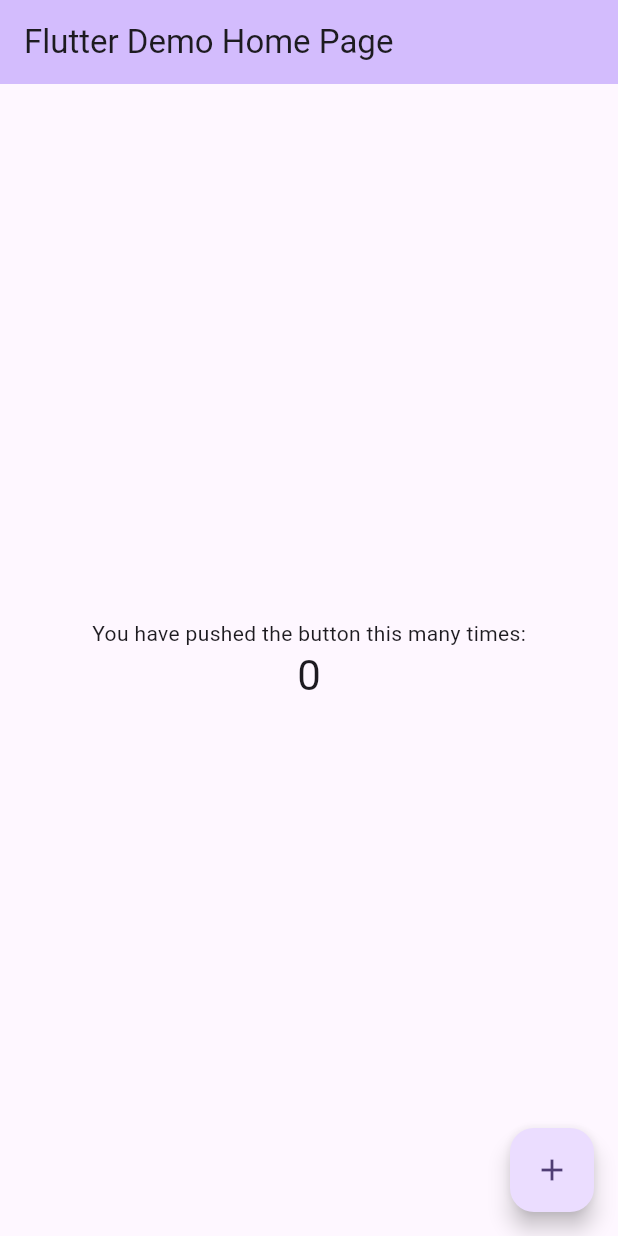
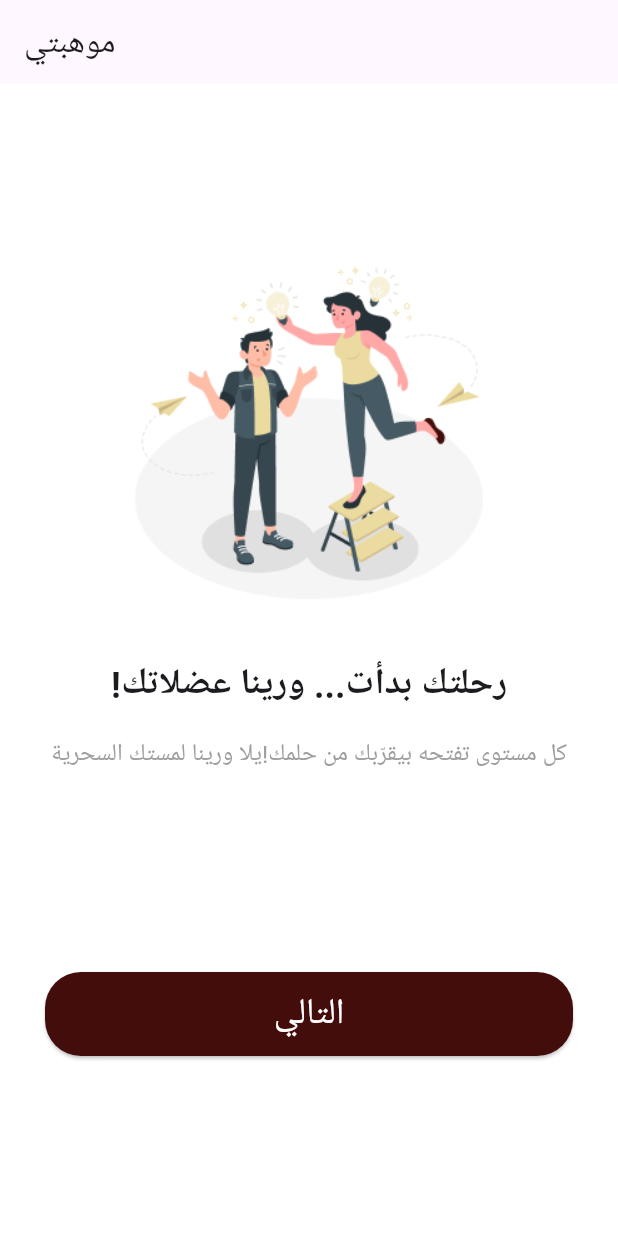
Before and after one commit to MohamedOsama012/mawhibty, a Flutter app: the screen it shows after launch, on a phone screen of 412 x 824 dp. Run offline on Flutter 3.47's test engine with Material 3 defaults, Android fonts, the phone set to English and light mode, and no system bars; our stand-ins replace flutter_bloc.

Commit message:
onboarding and splash

```diff
--- /dev/null
+++ b/lib/constants/colors.dart
@@ -0,0 +1,5 @@
+import 'package:flutter/material.dart';
+
+const Color primaryColor = Color.fromRGBO(67, 13, 11, 1);
+const Color secondaryColor = Color.fromRGBO(235, 219, 160, 1);
+const Color secondaryTextColor = Color.fromRGBO(86, 86, 86, 1);
--- /dev/null
+++ b/lib/controllers/cubit/onboarding_cubit.dart
@@ -0,0 +1,33 @@
+import 'package:flutter_bloc/flutter_bloc.dart';
+import 'package:mawhibty/controllers/states/onboarding_states.dart';
+
+class OnboardingCubit extends Cubit<OnboardingStates> {
+  OnboardingCubit() : super(OnboardingInitial());
+
+  static OnboardingCubit get(context) => BlocProvider.of(context);
+
+  int currentPage = 0;
+
+  final List<Map<String, String>> onboardingData = [
+    {
+      'image': 'assets/images/onboarding1.jpg',
+      'title': '!رحلتك بدأت... ورينا عضلاتك',
+      'desc': 'كل مستوى تفتحه بيقرّبك من حلمك!يلا ورينا لمستك السحرية'
+    },
+    {
+      'image': 'assets/images/onboarding2.jpg',
+      'title': '!المهارة مش كلام... إثبتها',
+      'desc': 'صور نفسك، ارفع الفيديو، وخلي الكورة تتكلم عنك',
+    },
+    {
+      'image': 'assets/images/onboarding3.jpg',
+      'title': '!ليفل جديد؟ نجمة جديدة؟ يلا بينا',
+      'desc': 'كل ما تكمّل مهمة، تكسب نجمة… وسكة الاحتراف بتقرب',
+    }
+  ];
+
+  void changePage(int index) {
+    currentPage = index;
+    emit(OnboardingChangeIndexState());
+  }
+}
--- /dev/null
+++ b/lib/controllers/states/onboarding_states.dart
@@ -0,0 +1,5 @@
+abstract class OnboardingStates {}
+
+class OnboardingInitial extends OnboardingStates {}
+
+class OnboardingChangeIndexState extends OnboardingStates {}
--- a/lib/main.dart
+++ b/lib/main.dart
@@ -1,4 +1,6 @@
 import 'package:flutter/material.dart';
+import 'package:mawhibty/constants/colors.dart';
+import 'package:mawhibty/views/start/splash_screen.dart';
 
 void main() {
   runApp(const MyApp());
@@ -13,113 +15,10 @@ class MyApp extends StatelessWidget {
     return MaterialApp(
       title: 'Flutter Demo',
       theme: ThemeData(
-        // This is the theme of your application.
-        //
-        // TRY THIS: Try running your application with "flutter run". You'll see
-        // the application has a purple toolbar. Then, without quitting the app,
-        // try changing the seedColor in the colorScheme below to Colors.green
-        // and then invoke "hot reload" (save your changes or press the "hot
-        // reload" button in a Flutter-supported IDE, or press "r" if you used
-        // the command line to start the app).
-        //
-        // Notice that the counter didn't reset back to zero; the application
-        // state is not lost during the reload. To reset the state, use hot
-        // restart instead.
-        //
-        // This works for code too, not just values: Most code changes can be
-        // tested with just a hot reload.
-        colorScheme: ColorScheme.fromSeed(seedColor: Colors.deepPurple),
+        scaffoldBackgroundColor: Colors.white,
         useMaterial3: true,
       ),
-      home: const MyHomePage(title: 'Flutter Demo Home Page'),
+      home: const SplashScreen(),
     );
   }
 }
-
-class MyHomePage extends StatefulWidget {
-  const MyHomePage({super.key, required this.title});
-
-  // This widget is the home page of your application. It is stateful, meaning
-  // that it has a State object (defined below) that contains fields that affect
-  // how it looks.
-
-  // This class is the configuration for the state. It holds the values (in this
-  // case the title) provided by the parent (in this case the App widget) and
-  // used by the build method of the State. Fields in a Widget subclass are
-  // always marked "final".
-
-  final String title;
-
-  @override
-  State<MyHomePage> createState() => _MyHomePageState();
-}
-
-class _MyHomePageState extends State<MyHomePage> {
-  int _counter = 0;
-
-  void _incrementCounter() {
-    setState(() {
-      // This call to setState tells the Flutter framework that something has
-      // changed in this State, which causes it to rerun the build method below
-      // so that the display can reflect the updated values. If we changed
-      // _counter without calling setState(), then the build method would not be
-      // called again, and so nothing would appear to happen.
-      _counter++;
-    });
-  }
-
-  @override
-  Widget build(BuildContext context) {
-    // This method is rerun every time setState is called, for instance as done
-    // by the _incrementCounter method above.
-    //
-    // The Flutter framework has been optimized to make rerunning build methods
-    // fast, so that you can just rebuild anything that needs updating rather
-    // than having to individually change instances of widgets.
-    return Scaffold(
-      appBar: AppBar(
-        // TRY THIS: Try changing the color here to a specific color (to
-        // Colors.amber, perhaps?) and trigger a hot reload to see the AppBar
-        // change color while the other colors stay the same.
-        backgroundColor: Theme.of(context).colorScheme.inversePrimary,
-        // Here we take the value from the MyHomePage object that was created by
-        // the App.build method, and use it to set our appbar title.
-        title: Text(widget.title),
-      ),
-      body: Center(
-        // Center is a layout widget. It takes a single child and positions it
-        // in the middle of the parent.
-        child: Column(
-          // Column is also a layout widget. It takes a list of children and
-          // arranges them vertically. By default, it sizes itself to fit its
-          // children horizontally, and tries to be as tall as its parent.
-          //
-          // Column has various properties to control how it sizes itself and
-          // how it positions its children. Here we use mainAxisAlignment to
-          // center the children vertically; the main axis here is the vertical
-          // axis because Columns are vertical (the cross axis would be
-          // horizontal).
-          //
-          // TRY THIS: Invoke "debug painting" (choose the "Toggle Debug Paint"
-          // action in the IDE, or press "p" in the console), to see the
-          // wireframe for each widget.
-          mainAxisAlignment: MainAxisAlignment.center,
-          children: <Widget>[
-            const Text(
-              'You have pushed the button this many times:',
-            ),
-            Text(
-              '$_counter',
-              style: Theme.of(context).textTheme.headlineMedium,
-            ),
-          ],
-        ),
-      ),
-      floatingActionButton: FloatingActionButton(
-        onPressed: _incrementCounter,
-        tooltip: 'Increment',
-        child: const Icon(Icons.add),
-      ), // This trailing comma makes auto-formatting nicer for build methods.
-    );
-  }
-}
--- /dev/null
+++ b/lib/views/auth/screens/login_screen.dart
@@ -0,0 +1,14 @@
+import 'package:flutter/material.dart';
+
+class LoginScreen extends StatelessWidget {
+  const LoginScreen({super.key});
+
+  @override
+  Widget build(BuildContext context) {
+    return Scaffold(
+      appBar: AppBar(
+        title: const Text('Login'),
+      ),
+    );
+  }
+}
--- /dev/null
+++ b/lib/views/start/onboarding_screen.dart
@@ -0,0 +1,124 @@
+import 'package:flutter/material.dart';
+import 'package:flutter_bloc/flutter_bloc.dart';
+import 'package:mawhibty/constants/colors.dart';
+import 'package:mawhibty/controllers/cubit/onboarding_cubit.dart';
+import 'package:mawhibty/controllers/states/onboarding_states.dart';
+import 'package:mawhibty/views/auth/screens/login_screen.dart';
+
+class OnboardingScreen extends StatelessWidget {
+  const OnboardingScreen({super.key});
+
+  void _onDone(BuildContext context) {
+    Navigator.pushReplacement(
+      context,
+      MaterialPageRoute(builder: (context) => const LoginScreen()),
+    );
+  }
+
+  Widget _buildPageContent(Map<String, String> data) {
+    return Column(
+      mainAxisAlignment: MainAxisAlignment.center,
+      children: [
+        Image.asset(data['image']!, height: 250),
+        const SizedBox(height: 30),
+        Text(
+          data['title']!,
+          style: const TextStyle(fontSize: 24, fontWeight: FontWeight.bold),
+          textAlign: TextAlign.center,
+        ),
+        const SizedBox(height: 16),
+        Padding(
+          padding: const EdgeInsets.symmetric(horizontal: 30.0),
+          child: Text(
+            data['desc']!,
+            style: const TextStyle(fontSize: 16, color: Colors.grey),
+            textAlign: TextAlign.center,
+          ),
+        ),
+      ],
+    );
+  }
+
+  @override
+  Widget build(BuildContext context) {
+    final PageController controller = PageController();
+
+    return BlocProvider(
+      create: (BuildContext context) {
+        return OnboardingCubit();
+      },
+      child: BlocConsumer<OnboardingCubit, OnboardingStates>(
+        listener: (BuildContext context, OnboardingStates state) {},
+        builder: (BuildContext context, OnboardingStates state) {
+          final cubit = OnboardingCubit.get(context);
+          return Scaffold(
+            appBar: AppBar(
+              title: Text(
+                'موهبتي',
+              ),
+            ),
+            backgroundColor: Colors.white,
+            body: Column(
+              children: [
+                Expanded(
+                  child: ValueListenableBuilder<int>(
+                    valueListenable: ValueNotifier<int>(0),
+                    builder: (context, currentPage, _) {
+                      return PageView.builder(
+                        controller: controller,
+                        itemCount: cubit.onboardingData.length,
+                        onPageChanged: (index) {
+                          ValueNotifier<int>(index).value = index;
+                        },
+                        itemBuilder: (_, index) =>
+                            _buildPageContent(cubit.onboardingData[index]),
+                      );
+                    },
+                  ),
+                ),
+                const SizedBox(height: 30),
+                Padding(
+                  padding: const EdgeInsets.only(
+                      left: 30.0, right: 30.0, bottom: 80.0),
+                  child: SizedBox(
+                    width: double.infinity,
+                    child: ElevatedButton(
+                      style: ElevatedButton.styleFrom(
+                        backgroundColor: primaryColor,
+                        minimumSize: const Size(328, 56),
+                        shape: RoundedRectangleBorder(
+                          borderRadius: BorderRadius.circular(24),
+                        ),
+                      ),
+                      onPressed: () {
+                        if (cubit.currentPage ==
+                            cubit.onboardingData.length - 1) {
+                          _onDone(context);
+                        } else {
+                          controller.nextPage(
+                            duration: const Duration(milliseconds: 300),
+                            curve: Curves.easeInOut,
+                          );
+                        }
+                      },
+                      child: Text(
+                        cubit.currentPage == cubit.onboardingData.length - 1
+                            ? 'Get Started'
+                            : 'التالي',
+                        style: const TextStyle(
+                            fontSize: 24,
+                            color: Colors.white,
+                            fontWeight: FontWeight.w500),
+                      ),
+                    ),
+                  ),
+                ),
+                const SizedBox(height: 40),
+              ],
+            ),
+          );
+        },
+      ),
+    );
+  }
+}
--- /dev/null
+++ b/lib/views/start/splash_screen.dart
@@ -0,0 +1,24 @@
+import 'package:flutter/material.dart';
+import 'package:mawhibty/constants/colors.dart';
+import 'package:mawhibty/views/start/onboarding_screen.dart';
+
+class SplashScreen extends StatelessWidget {
+  const SplashScreen({super.key});
+
+  @override
+  Widget build(BuildContext context) {
+    Future.delayed(const Duration(seconds: 3), () {
+      Navigator.pushAndRemoveUntil(
+          context,
+          MaterialPageRoute(builder: (context) => const OnboardingScreen()),
+          (route) => false);
+    });
+
+    return Scaffold(
+      backgroundColor: primaryColor,
+      body: Center(
+        child: Image.asset('assets/images/logo.jpg'),
+      ),
+    );
+  }
+}
--- a/pubspec.yaml
+++ b/pubspec.yaml
@@ -35,6 +35,7 @@ dependencies:
   # The following adds the Cupertino Icons font to your application.
   # Use with the CupertinoIcons class for iOS style icons.
   cupertino_icons: ^1.0.8
+  flutter_bloc: ^9.1.0
 
 dev_dependencies:
   flutter_test:
@@ -59,9 +60,8 @@ flutter:
   uses-material-design: true
 
   # To add assets to your application, add an assets section, like this:
-  # assets:
-  #   - images/a_dot_burr.jpeg
-  #   - images/a_dot_ham.jpeg
+  assets:
+    - assets/images/
 
   # An image asset can refer to one or more resolution-specific "variants", see
   # https://flutter.dev/to/resolution-aware-images
```
Also changed, not shown: assets/images/logo.jpg (added), assets/images/onboarding1.jpg (added), assets/images/onboarding2.jpg (added), assets/images/onboarding3.jpg (added), pubspec.lock.
